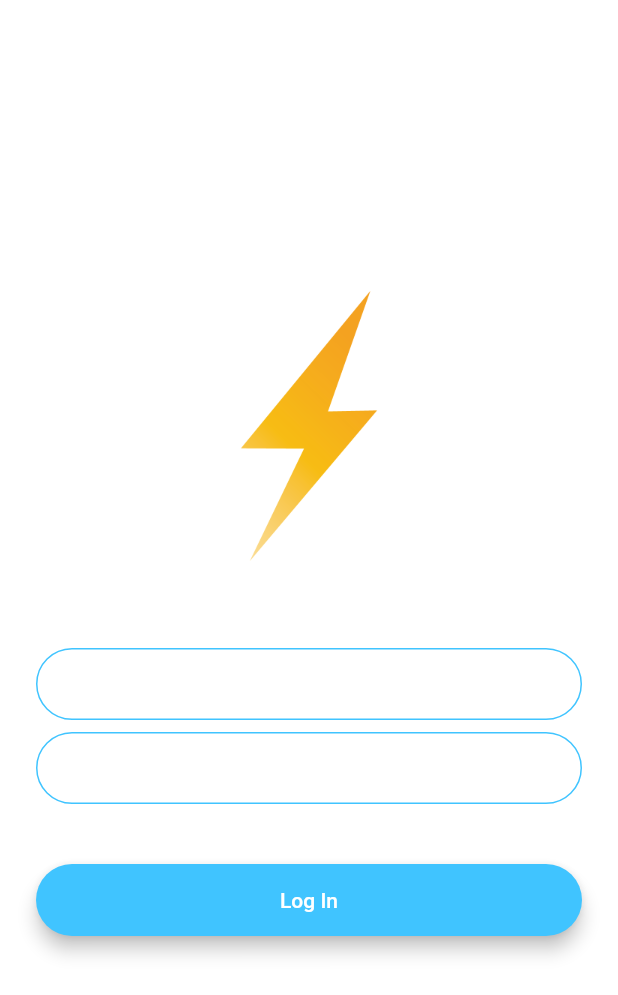
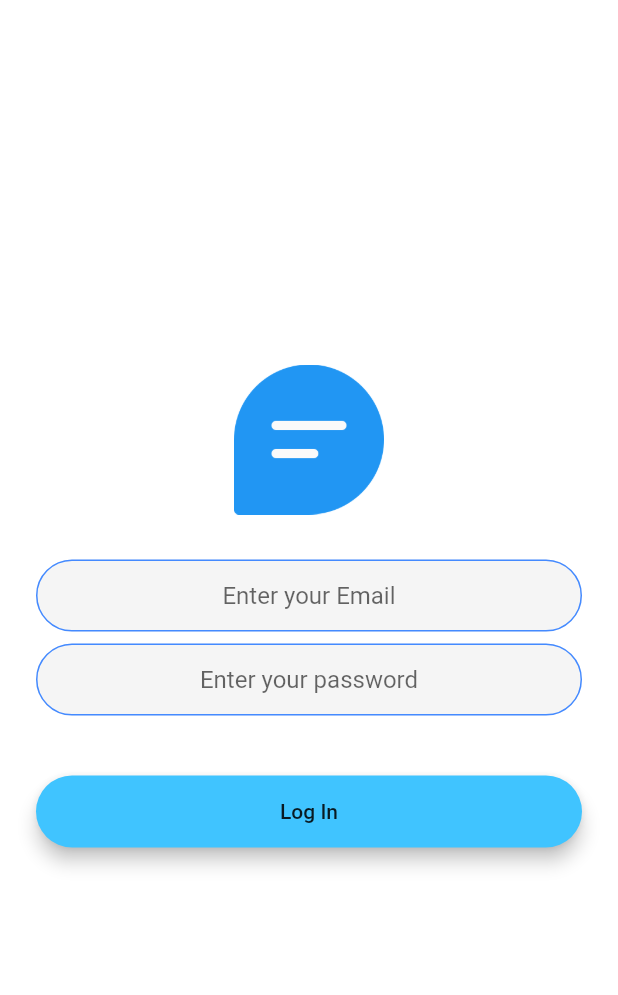
Before and after one commit to gagankrmahto/lw-chat-app, a Flutter app: the screen it shows after launch, after a tap on "Log In", on a phone screen of 412 x 824 dp. Shown: the top 995 px of the screen. Run offline on Flutter 3.47's test engine with Material 2 defaults, Android fonts, the phone set to English and light mode, and no system bars; drawn by our look-alikes of modal_progress_hud_nsn; our stand-ins replace cloud_firestore, firebase_auth, firebase_core; accounts and stored records are empty; network calls fail.

Commit message:
project completed

```diff
--- a/lib/constants.dart
+++ b/lib/constants.dart
@@ -17,3 +17,20 @@ const kMessageContainerDecoration = BoxDecoration(
     top: BorderSide(color: Colors.lightBlueAccent, width: 2.0),
   ),
 );
+
+const kTextFieldDecoration = InputDecoration(
+  hintText: 'Enter a value',
+  filled: true,
+  contentPadding: EdgeInsets.symmetric(vertical: 10.0, horizontal: 20.0),
+  border: OutlineInputBorder(
+    borderRadius: BorderRadius.all(Radius.circular(32.0)),
+  ),
+  enabledBorder: OutlineInputBorder(
+    borderSide: BorderSide(color: Colors.blueAccent, width: 1.0),
+    borderRadius: BorderRadius.all(Radius.circular(32.0)),
+  ),
+  focusedBorder: OutlineInputBorder(
+    borderSide: BorderSide(color: Colors.blueAccent, width: 2.0),
+    borderRadius: BorderRadius.all(Radius.circular(32.0)),
+  ),
+);
--- a/lib/main.dart
+++ b/lib/main.dart
@@ -3,18 +3,19 @@ import 'package:chat_app/screens/welcome_screen.dart';
 import 'package:chat_app/screens/login_screen.dart';
 import 'package:chat_app/screens/registration_screen.dart';
 import 'package:chat_app/screens/chat_screen.dart';
+import 'package:firebase_core/firebase_core.dart';
 
-void main() => runApp(FlashChat());
+void main() async {
+  WidgetsFlutterBinding.ensureInitialized();
+  await Firebase.initializeApp();
+runApp(FlashChat());
+}
+
 
 class FlashChat extends StatelessWidget {
   @override
   Widget build(BuildContext context) {
     return MaterialApp(
-      theme: ThemeData.dark().copyWith(
-        textTheme: TextTheme(
-          bodyText2: TextStyle(color: Colors.black54),
-        ),
-      ),
       initialRoute: WelcomeScreen.id,
       routes:{
         WelcomeScreen.id:(context) => WelcomeScreen(),
--- a/lib/screens/login_screen.dart
+++ b/lib/screens/login_screen.dart
@@ -1,4 +1,8 @@
+import 'package:chat_app/constants.dart';
+import 'package:chat_app/screens/chat_screen.dart';
+import 'package:firebase_auth/firebase_auth.dart';
 import 'package:flutter/material.dart';
+import 'package:modal_progress_hud_nsn/modal_progress_hud_nsn.dart';
 
 class LoginScreen extends StatefulWidget {
   static String id = 'login_screen';
@@ -7,74 +11,54 @@ class LoginScreen extends StatefulWidget {
 }
 
 class _LoginScreenState extends State<LoginScreen> {
+  final _auth = FirebaseAuth.instance;
+  String email='email';
+  String password='password';
+  bool showSpinner=false;
   @override
   Widget build(BuildContext context) {
     return Scaffold(
       backgroundColor: Colors.white,
-      body: Padding(
+      body: ModalProgressHUD(
+        inAsyncCall: showSpinner,
+        child: Padding(
           padding: EdgeInsets.symmetric(horizontal: 24.0),
           child: Column(
             mainAxisAlignment: MainAxisAlignment.center,
             crossAxisAlignment: CrossAxisAlignment.stretch,
             children: <Widget>[
-            Hero(
+              Flexible(
+                child: Hero(
                   tag: 'logo',
                   child: Container(
-                height: 200.0,
+                    height: 100.0,
                     child: Image.asset('images/logo.png'),
                   ),
                 ),
+              ),
               SizedBox(
-              height: 48.0,
+                height: 30.0,
               ),
               TextField(
+                keyboardType: TextInputType.emailAddress,
+                textAlign: TextAlign.center,
                 onChanged: (value) {
                   //Do something with the user input.
+                  email = value;
                 },
-              decoration: InputDecoration(
-                hintText: 'Enter your email',
-                contentPadding:
-                EdgeInsets.symmetric(vertical: 10.0, horizontal: 20.0),
-                border: OutlineInputBorder(
-                  borderRadius: BorderRadius.all(Radius.circular(32.0)),
-                ),
-                enabledBorder: OutlineInputBorder(
-                  borderSide:
-                  BorderSide(color: Colors.lightBlueAccent, width: 1.0),
-                  borderRadius: BorderRadius.all(Radius.circular(32.0)),
-                ),
-                focusedBorder: OutlineInputBorder(
-                  borderSide:
-                  BorderSide(color: Colors.lightBlueAccent, width: 2.0),
-                  borderRadius: BorderRadius.all(Radius.circular(32.0)),
-                ),
-              ),
+                decoration: kTextFieldDecoration.copyWith(hintText: 'Enter your Email')
               ),
               SizedBox(
                 height: 8.0,
               ),
               TextField(
+                obscureText: true,
+                textAlign: TextAlign.center,
                 onChanged: (value) {
                   //Do something with the user input.
+                  password = value;
                 },
-              decoration: InputDecoration(
-                hintText: 'Enter your password.',
-                contentPadding:
-                EdgeInsets.symmetric(vertical: 10.0, horizontal: 20.0),
-                border: OutlineInputBorder(
-                  borderRadius: BorderRadius.all(Radius.circular(32.0)),
-                ),
-                enabledBorder: OutlineInputBorder(
-                  borderSide:
-                  BorderSide(color: Colors.lightBlueAccent, width: 1.0),
-                  borderRadius: BorderRadius.all(Radius.circular(32.0)),
-                ),
-                focusedBorder: OutlineInputBorder(
-                  borderSide:
-                  BorderSide(color: Colors.lightBlueAccent, width: 2.0),
-                  borderRadius: BorderRadius.all(Radius.circular(32.0)),
-                ),
-              ),
+                decoration: kTextFieldDecoration.copyWith(hintText: 'Enter your password')
               ),
               SizedBox(
                 height: 24.0,
@@ -86,7 +70,24 @@ class _LoginScreenState extends State<LoginScreen> {
                   borderRadius: BorderRadius.all(Radius.circular(30.0)),
                   elevation: 5.0,
                   child: MaterialButton(
-                  onPressed: () {
+                    onPressed: () async {
+                      setState(() {
+                        showSpinner=true;
+                      });
+                      try{
+                        _auth.signOut();
+                      final user = await _auth.signInWithEmailAndPassword(email: email, password: password);
+                      setState(() {
+                        showSpinner=false;
+                      });
+                    if (user != null){
+                      Navigator.pushNamed(context, ChatScreen.id);
+                    }
+
+                      }
+                      catch(e){
+                        print(e);
+                      }
                       //Implement login functionality.
                       },
                     minWidth: 200.0,
@@ -100,6 +101,7 @@ class _LoginScreenState extends State<LoginScreen> {
             ],
           ),
         ),
+      ),
     );
   }
 }
--- a/lib/screens/welcome_screen.dart
+++ b/lib/screens/welcome_screen.dart
@@ -19,7 +19,8 @@ class _WelcomeScreenState extends State<WelcomeScreen> {
           mainAxisAlignment: MainAxisAlignment.center,
           crossAxisAlignment: CrossAxisAlignment.stretch,
           children: <Widget>[
-            Hero(
+            Flexible(
+              child: Hero(
                 tag: 'logo',
                 child: Row(
                   children: <Widget>[
@@ -28,13 +29,14 @@ class _WelcomeScreenState extends State<WelcomeScreen> {
                       height: 60.0,
                     ),
                     Text(
-                    'Flash Chat',
+                      ' LW Chat Mode',
                       style: TextStyle(
-                      fontSize: 45.0,
+                        fontSize: 40.0,
                         fontWeight: FontWeight.w900,
                       ),
                     ),
                   ],
+                ),
               ),
             ),
             SizedBox(
--- a/pubspec.yaml
+++ b/pubspec.yaml
@@ -23,14 +23,12 @@ environment:
 dependencies:
   flutter:
     sdk: flutter
-
-
-  # The following adds the Cupertino Icons font to your application.
-  # Use with the CupertinoIcons class for iOS style icons.
   cupertino_icons: ^1.0.2
   firebase_core: ^1.5.0
   firebase_auth: ^3.0.2
   cloud_firestore: ^2.5.0
+  modal_progress_hud_nsn: ^0.1.0-nullsafety-1
+
 
 dev_dependencies:
   flutter_test:
```
Also changed, not shown: lib/screens/chat_screen.dart (+135 -5 lines), lib/screens/registration_screen.dart (+48 -37 lines), images/logo.png, pubspec.lock, 17 other files. Lines whose indentation alone changed are shown as unchanged.
